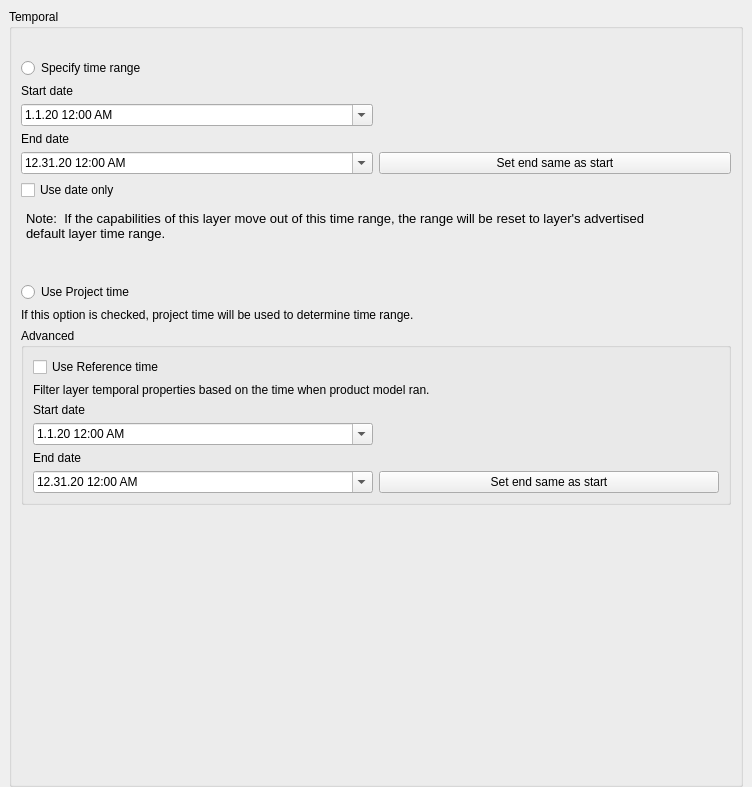
Before: the Qt Designer form src/ui/raster/qgsrasterlayertemporalpropertieswidgetbase.ui in qgis/QGIS, drawn with Qt 5.
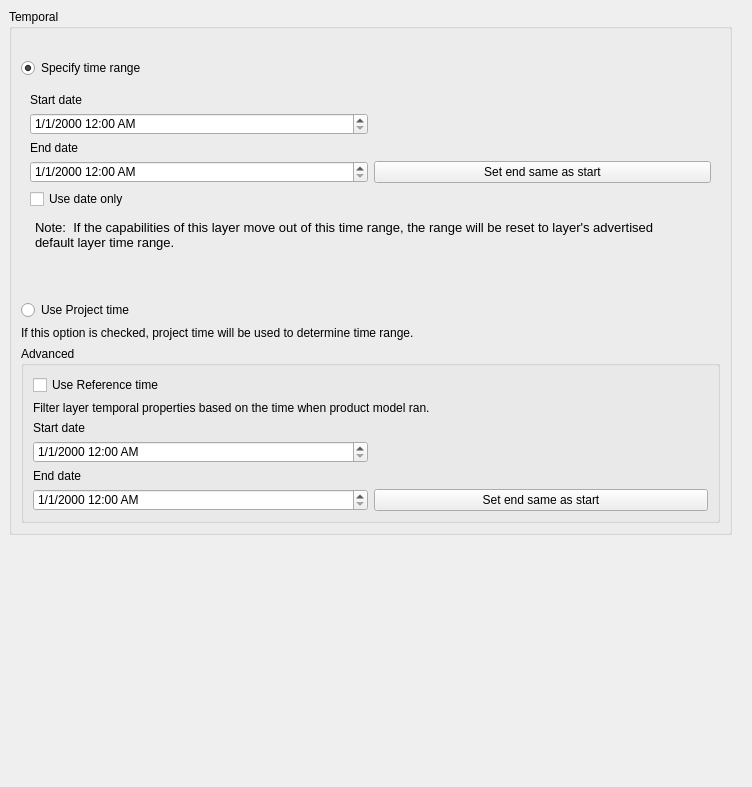
After: the same form once the commit is applied. Custom widgets are drawn as their Qt base class.

Patch:
```diff
--- a/src/ui/raster/qgsrasterlayertemporalpropertieswidgetbase.ui
+++ b/src/ui/raster/qgsrasterlayertemporalpropertieswidgetbase.ui
@@ -13,19 +13,13 @@
   <property name="windowTitle">
    <string>Form</string>
   </property>
-  <layout class="QVBoxLayout" name="verticalLayout_3">
+  <layout class="QVBoxLayout" name="verticalLayout_2">
    <property name="leftMargin">
     <number>0</number>
    </property>
    <property name="topMargin">
     <number>0</number>
    </property>
-   <property name="rightMargin">
-    <number>0</number>
-   </property>
-   <property name="bottomMargin">
-    <number>0</number>
-   </property>
    <item>
     <widget class="QgsScrollArea" name="scrollArea">
      <property name="frameShape">
@@ -39,17 +33,11 @@
        <rect>
         <x>0</x>
         <y>0</y>
-        <width>752</width>
-        <height>787</height>
+        <width>743</width>
+        <height>778</height>
        </rect>
       </property>
-      <layout class="QVBoxLayout" name="verticalLayout_5">
-       <property name="topMargin">
-        <number>9</number>
-       </property>
-       <property name="bottomMargin">
-        <number>0</number>
-       </property>
+      <layout class="QVBoxLayout" name="verticalLayout">
        <item>
         <widget class="QgsCollapsibleGroupBox" name="mTemporalGroupBox">
          <property name="enabled">
@@ -71,7 +59,7 @@
          <property name="saveCollapsedState" stdset="0">
           <bool>true</bool>
          </property>
-         <layout class="QVBoxLayout" name="verticalLayout">
+         <layout class="QVBoxLayout" name="verticalLayout_3">
           <item>
            <widget class="QLabel" name="mRangeLabel">
             <property name="text">
@@ -84,8 +72,23 @@
             <property name="text">
              <string>Specify time range</string>
             </property>
+            <property name="checked">
+             <bool>true</bool>
+            </property>
            </widget>
           </item>
+          <item>
+           <widget class="QFrame" name="frame_2">
+            <property name="frameShape">
+             <enum>QFrame::NoFrame</enum>
+            </property>
+            <property name="frameShadow">
+             <enum>QFrame::Raised</enum>
+            </property>
+            <property name="lineWidth">
+             <number>0</number>
+            </property>
+            <layout class="QVBoxLayout" name="verticalLayout_5">
           <item>
            <widget class="QLabel" name="label_2">
             <property name="text">
@@ -96,29 +99,12 @@
           <item>
            <layout class="QHBoxLayout" name="horizontalLayout_3">
             <item>
-             <widget class="QDateTimeEdit" name="mStartTemporalDateTimeEdit">
-              <property name="dateTime">
-               <datetime>
-                <hour>0</hour>
-                <minute>0</minute>
-                <second>0</second>
-                <year>2020</year>
-                <month>1</month>
-                <day>1</day>
-               </datetime>
-              </property>
-              <property name="date">
-               <date>
-                <year>2020</year>
-                <month>1</month>
-                <day>1</day>
-               </date>
-              </property>
+                <widget class="QgsDateTimeEdit" name="mStartTemporalDateTimeEdit">
               <property name="displayFormat">
-               <string>M.d.yy h:mm AP</string>
-              </property>
-              <property name="calendarPopup">
-               <bool>true</bool>
+                  <string>M/d/yyyy h:mm AP</string>
+                 </property>
+                 <property name="timeSpec">
+                  <enum>Qt::LocalTime</enum>
               </property>
              </widget>
             </item>
@@ -137,36 +123,9 @@
           <item>
            <layout class="QHBoxLayout" name="horizontalLayout">
             <item>
-             <widget class="QDateTimeEdit" name="mEndTemporalDateTimeEdit">
-              <property name="dateTime">
-               <datetime>
-                <hour>0</hour>
-                <minute>0</minute>
-                <second>0</second>
-                <year>2020</year>
-                <month>12</month>
-                <day>31</day>
-               </datetime>
-              </property>
-              <property name="date">
-               <date>
-                <year>2020</year>
-                <month>12</month>
-                <day>31</day>
-               </date>
-              </property>
-              <property name="time">
-               <time>
-                <hour>0</hour>
-                <minute>0</minute>
-                <second>0</second>
-               </time>
-              </property>
+                <widget class="QgsDateTimeEdit" name="mEndTemporalDateTimeEdit">
               <property name="displayFormat">
-               <string>M.d.yy h:mm AP</string>
-              </property>
-              <property name="calendarPopup">
-               <bool>true</bool>
+                  <string>M/d/yyyy h:mm AP</string>
               </property>
              </widget>
             </item>
@@ -206,11 +165,17 @@
             </property>
            </widget>
           </item>
+            </layout>
+           </widget>
+          </item>
           <item>
            <widget class="QRadioButton" name="mProjectRadioButton">
             <property name="text">
              <string>Use Project time</string>
             </property>
+            <property name="checked">
+             <bool>false</bool>
+            </property>
            </widget>
           </item>
           <item>
@@ -231,7 +196,7 @@
             <property name="collapsed" stdset="0">
              <bool>false</bool>
             </property>
-            <layout class="QVBoxLayout" name="verticalLayout_2">
+            <layout class="QVBoxLayout" name="verticalLayout_4">
              <item>
               <widget class="QCheckBox" name="mReferenceCheckBox">
                <property name="text">
@@ -259,29 +224,12 @@
              <item>
               <layout class="QHBoxLayout" name="horizontalLayout_4">
                <item>
-                <widget class="QDateTimeEdit" name="mStartReferenceDateTimeEdit">
-                 <property name="dateTime">
-                  <datetime>
-                   <hour>0</hour>
-                   <minute>0</minute>
-                   <second>0</second>
-                   <year>2020</year>
-                   <month>1</month>
-                   <day>1</day>
-                  </datetime>
-                 </property>
-                 <property name="date">
-                  <date>
-                   <year>2020</year>
-                   <month>1</month>
-                   <day>1</day>
-                  </date>
-                 </property>
+                <widget class="QgsDateTimeEdit" name="mStartReferenceDateTimeEdit">
                  <property name="displayFormat">
-                  <string>M.d.yy h:mm AP</string>
+                  <string>M/d/yyyy h:mm AP</string>
                  </property>
                  <property name="calendarPopup">
-                  <bool>true</bool>
+                  <bool>false</bool>
                  </property>
                 </widget>
                </item>
@@ -300,36 +248,9 @@
              <item>
               <layout class="QHBoxLayout" name="horizontalLayout_2">
                <item>
-                <widget class="QDateTimeEdit" name="mEndReferenceDateTimeEdit">
-                 <property name="dateTime">
-                  <datetime>
-                   <hour>0</hour>
-                   <minute>0</minute>
-                   <second>0</second>
-                   <year>2020</year>
-                   <month>12</month>
-                   <day>31</day>
-                  </datetime>
-                 </property>
-                 <property name="date">
-                  <date>
-                   <year>2020</year>
-                   <month>12</month>
-                   <day>31</day>
-                  </date>
-                 </property>
-                 <property name="time">
-                  <time>
-                   <hour>0</hour>
-                   <minute>0</minute>
-                   <second>0</second>
-                  </time>
-                 </property>
+                <widget class="QgsDateTimeEdit" name="mEndReferenceDateTimeEdit">
                  <property name="displayFormat">
-                  <string>M.d.yy h:mm AP</string>
-                 </property>
-                 <property name="calendarPopup">
-                  <bool>true</bool>
+                  <string>M/d/yyyy h:mm AP</string>
                  </property>
                 </widget>
                </item>
@@ -345,6 +266,9 @@
             </layout>
            </widget>
           </item>
+         </layout>
+        </widget>
+       </item>
           <item>
            <spacer name="verticalSpacer">
             <property name="orientation">
@@ -360,9 +284,6 @@
           </item>
          </layout>
         </widget>
-       </item>
-      </layout>
-     </widget>
     </widget>
    </item>
   </layout>
@@ -380,6 +301,11 @@
    <header>qgsscrollarea.h</header>
    <container>1</container>
   </customwidget>
+  <customwidget>
+   <class>QgsDateTimeEdit</class>
+   <extends>QDateTimeEdit</extends>
+   <header>qgsdatetimeedit.h</header>
+  </customwidget>
  </customwidgets>
  <resources/>
  <connections/>
```
Lines whose indentation alone changed are shown as unchanged.
